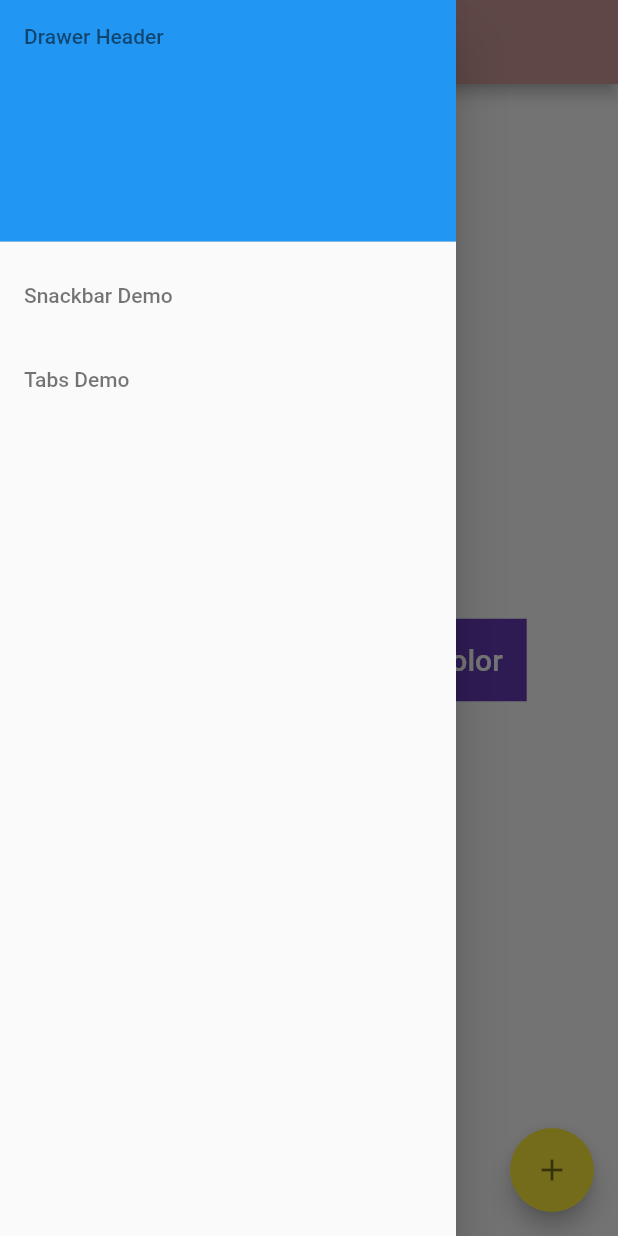
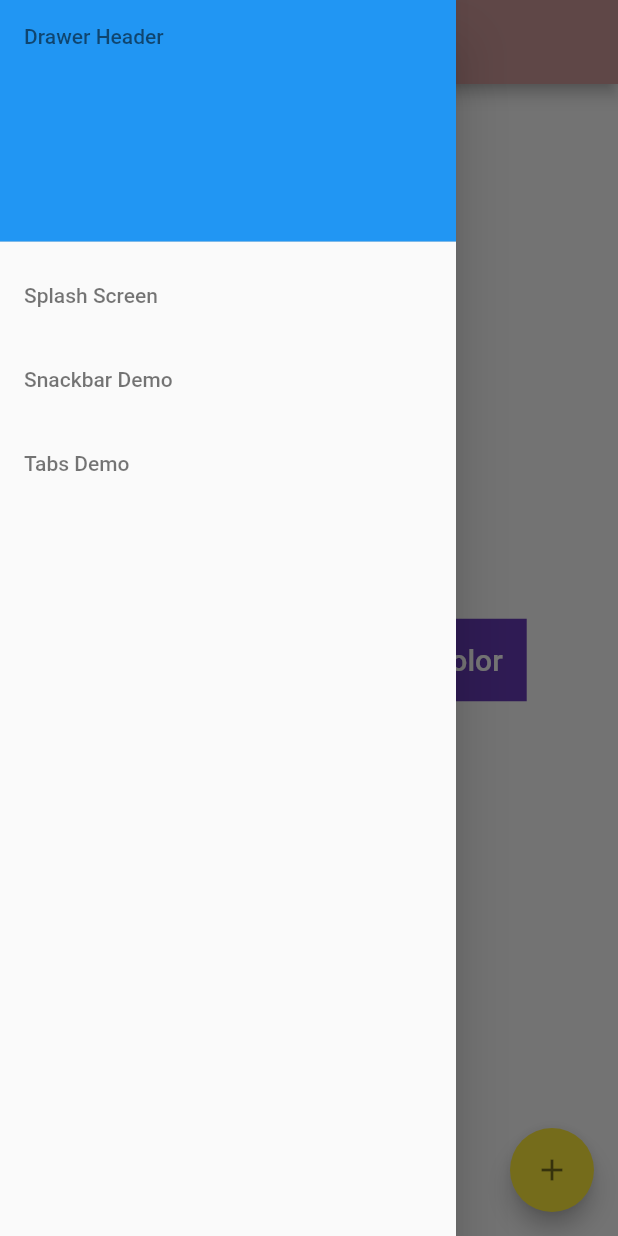
Before and after one commit to Anuraag93/flutter, a Flutter app: the screen it shows after launch, with the side drawer open, on a phone screen of 412 x 824 dp. Run offline on Flutter 3.47's test engine with Material 2 defaults, Android fonts, the phone set to English and light mode, and no system bars.

Commit message:
added splash for android & ios and custom animation splash in the app

```diff
--- a/cook_book/lib/display_list.dart
+++ b/cook_book/lib/display_list.dart
@@ -3,6 +3,7 @@ import 'package:flutter/material.dart';
 import 'home_page.dart';
 import 'snackbar.dart';
 import 'tabs_demo.dart';
+import 'splash_screen.dart';
 
 class DisplayList extends StatelessWidget {
   final List<String> page;
@@ -53,6 +54,9 @@ class DisplayList extends StatelessWidget {
       case 'tabs demo':
         route = MaterialPageRoute(builder: (context) => TabBarDemo());
         break;
+      case 'splash screen':
+        route = MaterialPageRoute(builder: (context) => SplashScreen());
+        break;
     }
 
     Navigator.push(context, route);
--- a/cook_book/lib/drawer_list.dart
+++ b/cook_book/lib/drawer_list.dart
@@ -2,46 +2,63 @@ import 'package:flutter/material.dart';
 
 import 'display_list.dart';
 
-
-class DrawerList extends StatelessWidget{
+class DrawerList extends StatefulWidget {
   final List<String> page;
 
-  const DrawerList({@required this.page});
+  const DrawerList({Key key, @required this.page})
+      : assert(page != null),
+        super(key: key);
+
+  @override
+  DrawerListState createState() => DrawerListState();
+}
+
+class DrawerListState extends State<DrawerList> {
+  List<String> page;
+  DisplayList nav;
+  List<Widget> listTiles = new List<Widget>();
+
+  @override
+  void initState() {
+    super.initState();
+    page = widget.page;
+    nav = DisplayList(page: page);
+    _buildPageList();
+  }
+
+  void _buildPageList() {
+    List<Widget> _listTiles = new List<Widget>();
+    _listTiles.add(DrawerHeader(
+      child: Text('Drawer Header'),
+      decoration: BoxDecoration(
+        color: Colors.blue,
+      ),
+    ));
+
+    if (page != null && page.length > 0) {
+      print('Entered');
+      for (var i = 0; i < page.length; i++) {
+        _listTiles.add(ListTile(
+          title: Text(page[i]),
+          onTap: () {
+            Navigator.pop(context);
+
+            nav.navigateToRespectivePage(context, page[i]);
+          },
+        ));
+      }
+    }
+
+    setState(() {
+      listTiles = _listTiles;
+    });
+  }
 
   @override
   Widget build(BuildContext context) {
-    DisplayList nav = DisplayList(page: page,);
     return Drawer(
       child: ListView(
-        children: <Widget>[
-          DrawerHeader(
-            child: Text('Drawer Header'),
-            decoration: BoxDecoration(
-              color: Colors.blue,
-            ),
-          ),
-          ListTile(
-            title: Text(page[0]),
-            onTap: () {
-              // Update the state of the app
-              // ...
-              // Then close the drawer
-              Navigator.pop(context);
-
-              nav.navigateToRespectivePage(context,page[0]);
-            },
-          ),
-          ListTile(
-            title: Text(page[1]),
-            onTap: () {
-              // Update the state of the app
-              // ...
-              // Then close the drawer
-              Navigator.pop(context);
-              nav.navigateToRespectivePage(context,page[1]);
-            },
-          ),
-        ],
+        children: listTiles != null ? listTiles : [],
       ),
     );
   }
--- a/cook_book/lib/home_page.dart
+++ b/cook_book/lib/home_page.dart
@@ -5,7 +5,7 @@ import 'drawer_list.dart';
 
 class HomePage extends StatelessWidget {
   final String title;
-  final page = ['Snackbar Demo', 'Tabs Demo'];
+  final page = ['Splash Screen', 'Snackbar Demo', 'Tabs Demo'];
 
   HomePage({Key key, @required this.title}) : super(key: key);
 
--- a/cook_book/lib/main.dart
+++ b/cook_book/lib/main.dart
@@ -1,18 +1,18 @@
 import 'package:flutter/material.dart';
-import 'home_page.dart';
+import 'splash_screen.dart';
 
 void main() {
   runApp(CookBook());
 }
 
 class CookBook extends StatelessWidget {
-  final appName = 'Cook Book';
+
   @override
   Widget build(BuildContext context) {
     return MaterialApp(
       debugShowCheckedModeBanner: false,
-      title: appName,
-      home: HomePage(title: appName),
+      title: 'Cook Book',
+      home: SplashScreen(),
 //      theme: ThemeData(
 //        brightness: Brightness.dark,
 //        primaryColor: Colors.lightBlue[800],
--- a/cook_book/pubspec.yaml
+++ b/cook_book/pubspec.yaml
@@ -35,6 +35,8 @@ flutter:
   # included with your application, so that you can use the icons in
   # the material Icons class.
   uses-material-design: true
+  assets:
+    - assets/images/launch_logo.png
   fonts:
     - family: Raleway
       fonts:
```
Also changed, not shown: cook_book/lib/splash_screen.dart (added, +55 -0 lines), cook_book/lib/tabs_demo.dart (+53 -11 lines), cook_book/assets/images/launch_logo.png (added), 2 other files.
